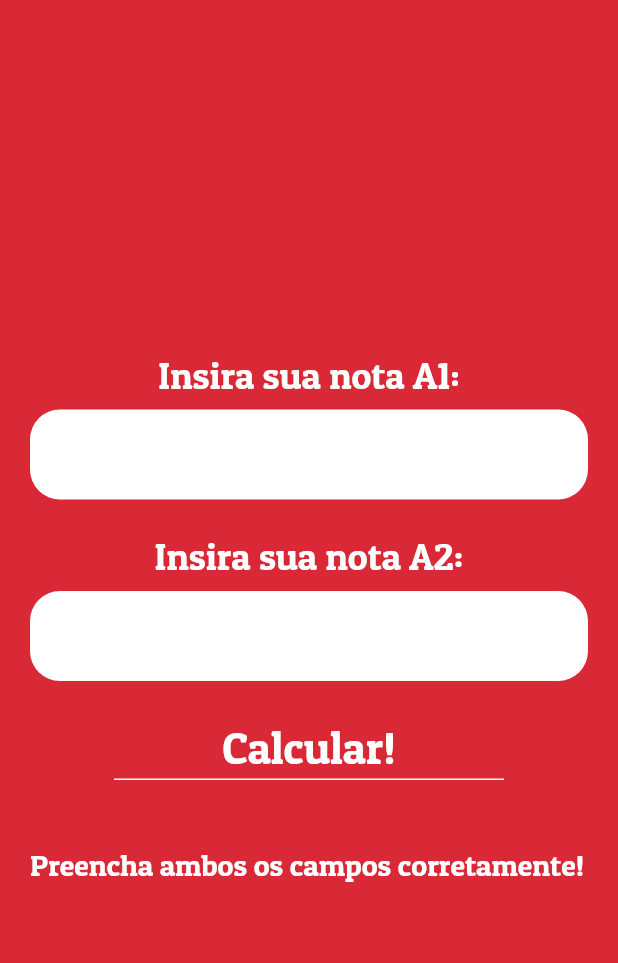
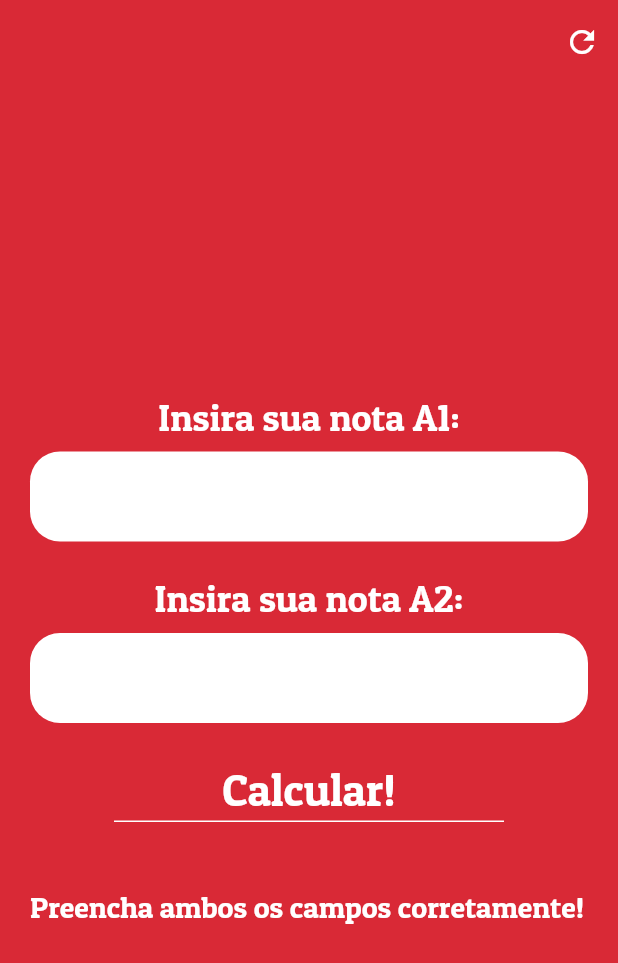
Before and after one commit to barreto0/Calculadora_de_Notas_IESB, a Flutter app: the screen it shows after launch, after a tap on "Calcular!", on a phone screen of 412 x 824 dp. Shown: the top 963 px of the screen. Run offline on Flutter 3.47's test engine with Material 2 defaults, Android fonts, the phone set to English and light mode, and no system bars.

```diff
--- a/caculadora_de_notas_iesb_v2/lib/screens/aprovado_screen.dart
+++ b/caculadora_de_notas_iesb_v2/lib/screens/aprovado_screen.dart
@@ -7,7 +7,8 @@ class AprovadoScreen extends StatelessWidget {
   @override
   Widget build(BuildContext context) {
     return Scaffold(
-      body: Center(
+      body: SafeArea(
+        child: Center(
           child: Column(
             mainAxisAlignment: MainAxisAlignment.center,
             crossAxisAlignment: CrossAxisAlignment.center,
@@ -49,6 +50,7 @@ class AprovadoScreen extends StatelessWidget {
             ],
           ),
         ),
+      ),
     );
   }
 }
--- a/caculadora_de_notas_iesb_v2/lib/screens/input_screen.dart
+++ b/caculadora_de_notas_iesb_v2/lib/screens/input_screen.dart
@@ -14,14 +14,64 @@ class _InputScreenState extends State<InputScreen> {
   double a1;
   double a2;
   double resultado;
+  String mensagemPreenche = '';
 
-  Calculadora calc = Calculadora();
-  String mensagemPreenche = '';
+  TextEditingController controleNotaA1 = TextEditingController();
+  TextEditingController controleNotaA2 = TextEditingController();
+
+  void resetCampos() {
+    setState(() {
+      a1 = null;
+      a2 = null;
+      resultado = null;
+      mensagemPreenche = '';
+      controleNotaA1.text = '';
+      controleNotaA2.text = '';
+    });
+  }
+
+  void nota() {
+    Calculadora calc = Calculadora();
+    if (a1 != null && a2 != null) {
+      resultado = calc.calculaNota(a1, a2);
+      if (resultado >= 5.0 && resultado <= 10.0) {
+        Navigator.push(context, MaterialPageRoute(builder: (context) {
+          return AprovadoScreen(
+            resultado: resultado,
+          );
+        }));
+      } else if (resultado >= 0 && resultado < 5.0) {
+        Navigator.push(context, MaterialPageRoute(builder: (context) {
+          return ReprovadoScreen(
+            resultado: resultado,
+            p3: calc.calculaP3(a1, a2),
+          );
+        }));
+      } else {
+        setState(() {
+          mensagemPreenche = 'Preencha ambos os campos corretamente!';
+        });
+      }
+    } else {
+      setState(() {
+        mensagemPreenche = 'Preencha ambos os campos corretamente!';
+      });
+    }
+  }
 
   @override
   Widget build(BuildContext context) {
     return Scaffold(
-      body: SafeArea(
+      appBar: AppBar(
+        actions: <Widget>[
+          IconButton(
+            icon: Icon(Icons.refresh),
+            onPressed: resetCampos,
+          )
+        ],
+        elevation: 0.0,
+      ),
+      body: Center(
         child: Padding(
           padding: const EdgeInsets.symmetric(horizontal: 20.0),
           child: Column(
@@ -36,11 +86,11 @@ class _InputScreenState extends State<InputScreen> {
               Padding(
                 padding: const EdgeInsets.symmetric(vertical: 8.0),
                 child: TextField(
+                  controller: controleNotaA1,
                   keyboardType: TextInputType.number,
                   decoration: kEstiloTextField,
                   onChanged: (valor) {
                     a1 = double.parse(valor);
-                    print(a1);
                   },
                 ),
               ),
@@ -55,6 +105,7 @@ class _InputScreenState extends State<InputScreen> {
               Padding(
                 padding: const EdgeInsets.symmetric(vertical: 8.0),
                 child: TextField(
+                  controller: controleNotaA2,
                   keyboardType: TextInputType.number,
                   decoration: kEstiloTextField,
                   onChanged: (valor) {
@@ -65,37 +116,7 @@ class _InputScreenState extends State<InputScreen> {
               FlatButtonCustom(
                 legenda: 'Calcular!',
                 apertado: () {
-                  if (a1 != null && a2 != null) {
-                    resultado = calc.calculaNota(a1, a2);
-                    if (resultado >= 5.0 && resultado <= 10.0) {
-                      Navigator.push(context,
-                          MaterialPageRoute(builder: (context) {
-                        return AprovadoScreen(
-                          resultado: resultado,
-                        );
-                      }));
-                    } else if (resultado >= 0 && resultado < 5.0) {
-                      Navigator.push(context,
-                          MaterialPageRoute(builder: (context) {
-                        return ReprovadoScreen(
-                          resultado: resultado,
-                          p3: calc.calculaP3(a1, a2),
-                        );
-                      }));
-                    } else {
-                      setState(() {
-                        mensagemPreenche =
-                            'Preencha ambos os campos corretamente!';
-                      });
-                    }
-                  } else {
-                    setState(() {
-                      mensagemPreenche =
-                          'Preencha ambos os campos corretamente!';
-                    });
-                  }
-
-                  print(resultado);
+                  nota();
                 },
               ),
               SizedBox(
--- a/caculadora_de_notas_iesb_v2/lib/screens/reprovado_screen.dart
+++ b/caculadora_de_notas_iesb_v2/lib/screens/reprovado_screen.dart
@@ -8,7 +8,8 @@ class ReprovadoScreen extends StatelessWidget {
   @override
   Widget build(BuildContext context) {
     return Scaffold(
-      body: Center(
+      body: SafeArea(
+        child: Center(
           child: Column(
             mainAxisAlignment: MainAxisAlignment.center,
             crossAxisAlignment: CrossAxisAlignment.center,
@@ -54,6 +55,7 @@ class ReprovadoScreen extends StatelessWidget {
             ],
           ),
         ),
+      ),
     );
   }
 }
```
Lines whose indentation alone changed are shown as unchanged.
